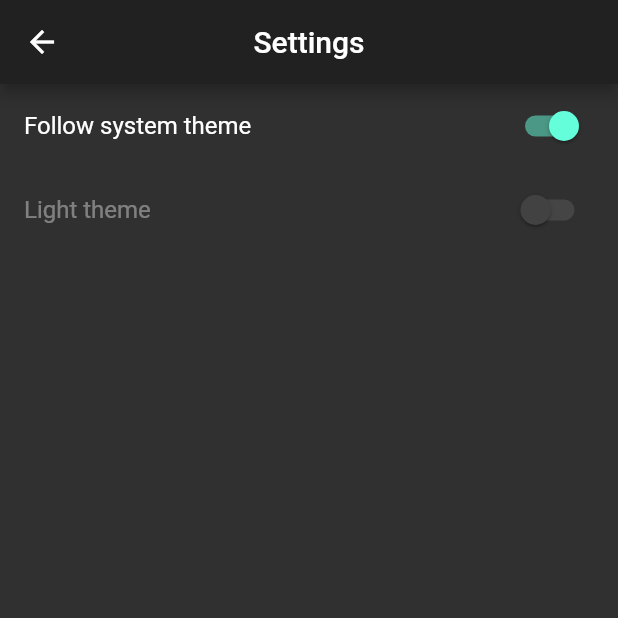
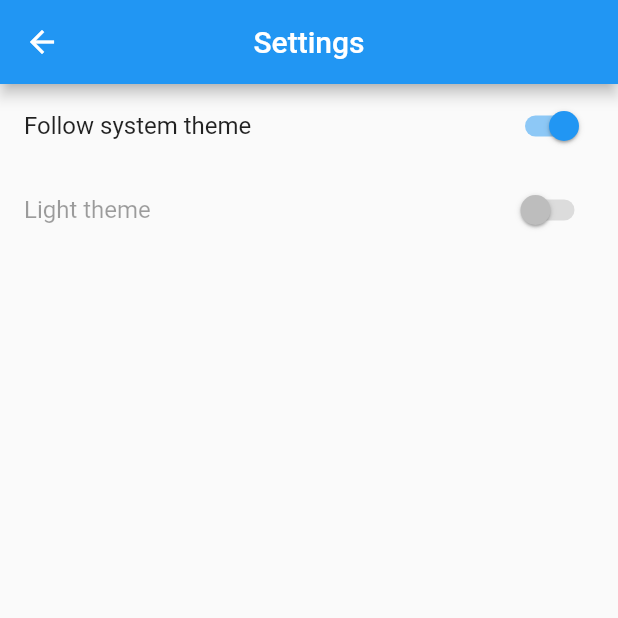
Before and after one commit to nikolajjsj/chess-clock, a Flutter app: the SettingsScreen screen opened directly, after a tap on "Follow system theme", on a phone screen of 412 x 824 dp, the top half of it. Run offline on Flutter 3.47's test engine with Material 2 defaults, Android fonts, the phone set to English and light mode, and no system bars; our stand-ins replace equatable, flutter_bloc, get_it, hydrated_bloc, shared_preferences; accounts and stored records are empty.

Commit message:
Used hydrated bloc instead of shared_preferences for theming

```diff
--- a/lib/main.dart
+++ b/lib/main.dart
@@ -1,11 +1,16 @@
-import 'package:chessclock/misc/preferences/layout_preferences.dart';
+import 'package:chessclock/misc/preferences/bloc/theme_bloc.dart';
 import 'package:chessclock/misc/preferences/preferences.dart';
 import 'package:chessclock/misc/service_locator.dart';
 import 'package:chessclock/screens/home_screen.dart';
 import 'package:flutter/material.dart';
+import 'package:flutter_bloc/flutter_bloc.dart';
+import 'package:hydrated_bloc/hydrated_bloc.dart';
 
 Future main() async {
   WidgetsFlutterBinding.ensureInitialized();
+
+  // await hydrated bloc storage
+  HydratedBloc.storage = await HydratedStorage.build();
 
   // setup Get_it and SharedPreferences
   setupServiceLocator();
@@ -17,16 +22,26 @@ Future main() async {
 class MyApp extends StatelessWidget {
   @override
   Widget build(BuildContext context) {
-    final _followSystemTheme = app<LayoutPreferences>().followSystemTheme;
-    final _showLight = app<LayoutPreferences>().lightTheme;
-
-    return MaterialApp(
-      debugShowCheckedModeBanner: false,
-      themeMode: _followSystemTheme ? ThemeMode.system : ThemeMode.light,
-      darkTheme: _showLight ? ThemeData.light() : ThemeData.dark(),
-      theme: _showLight ? ThemeData.light() : ThemeData.dark(),
-      title: 'Chess Clock',
-      home: const HomeScreen(),
+    return BlocProvider<ThemeBloc>(
+      create: (context) => ThemeBloc(),
+      child: BlocBuilder<ThemeBloc, ThemeState>(
+        builder: (context, state) => MaterialApp(
+          debugShowCheckedModeBanner: false,
+          themeMode: state.followSystem ? ThemeMode.system : ThemeMode.light,
+          darkTheme: state.followSystem
+              ? ThemeData.dark()
+              : state.light
+                  ? ThemeData.light()
+                  : ThemeData.dark(),
+          theme: state.followSystem
+              ? ThemeData.light()
+              : state.light
+                  ? ThemeData.light()
+                  : ThemeData.dark(),
+          title: 'Chess Clock',
+          home: const HomeScreen(),
+        ),
+      ),
     );
   }
 }
--- /dev/null
+++ b/lib/misc/preferences/bloc/theme_bloc.dart
@@ -0,0 +1,41 @@
+import 'dart:async';
+import 'package:equatable/equatable.dart';
+import 'package:hydrated_bloc/hydrated_bloc.dart';
+
+part 'theme_event.dart';
+part 'theme_state.dart';
+
+class ThemeBloc extends HydratedBloc<ThemeEvent, ThemeState> {
+  ThemeBloc() : super(ThemeState(light: false, followSystem: false));
+
+  @override
+  ThemeState fromJson(Map<String, dynamic> json) {
+    bool light = json['light'] as bool;
+    bool followSystem = json['followSystem'] as bool;
+
+    return ThemeState(
+      light: light ?? false,
+      followSystem: followSystem ?? false,
+    );
+  }
+
+  @override
+  Map<String, dynamic> toJson(ThemeState state) {
+    return {
+      'light': state.light,
+      'followSystem': state.followSystem,
+    };
+  }
+
+  @override
+  Stream<ThemeState> mapEventToState(
+    ThemeEvent event,
+  ) async* {
+    if (event is ChangeTheme) {
+      yield ThemeState(
+        light: event.light ?? false,
+        followSystem: event.followSystem ?? false,
+      );
+    }
+  }
+}
--- /dev/null
+++ b/lib/misc/preferences/bloc/theme_event.dart
@@ -0,0 +1,18 @@
+part of 'theme_bloc.dart';
+
+abstract class ThemeEvent extends Equatable {
+  const ThemeEvent();
+
+  @override
+  List<Object> get props => [];
+}
+
+class ChangeTheme extends ThemeEvent {
+  final bool light;
+  final bool followSystem;
+
+  const ChangeTheme({this.light, this.followSystem = false});
+
+  @override
+  List<Object> get props => [light, followSystem];
+}
--- /dev/null
+++ b/lib/misc/preferences/bloc/theme_state.dart
@@ -0,0 +1,11 @@
+part of 'theme_bloc.dart';
+
+class ThemeState extends Equatable {
+  final bool light;
+  final bool followSystem;
+
+  const ThemeState({this.light, this.followSystem});
+
+  @override
+  List<Object> get props => [light, followSystem];
+}
--- a/lib/misc/preferences/layout_preferences.dart
+++ /dev/null
@@ -1,21 +0,0 @@
-import 'package:chessclock/misc/preferences/preferences.dart';
-import 'package:chessclock/misc/service_locator.dart';
-
-class LayoutPreferences {
-  final AppPreferences prefs = app<AppPreferences>();
-
-  /// follow system theme
-  bool get followSystemTheme =>
-      prefs.preferences.getBool('followSystemTheme') ?? false;
-  set followSystemTheme(bool value) =>
-      prefs.preferences.setBool('followSystemTheme', value);
-
-  /// Light theme
-  bool get lightTheme => prefs.preferences.getBool('lightTheme') ?? false;
-  set lightTheme(bool value) => prefs.preferences.setBool('lightTheme', value);
-
-  void defaultSettings() {
-    lightTheme = false;
-    followSystemTheme = false;
-  }
-}
--- a/lib/misc/service_locator.dart
+++ b/lib/misc/service_locator.dart
@@ -1,4 +1,3 @@
-import 'package:chessclock/misc/preferences/layout_preferences.dart';
 import 'package:chessclock/misc/preferences/preferences.dart';
 import 'package:get_it/get_it.dart';
 
@@ -9,6 +8,5 @@ void setupServiceLocator() {
   app
 
     /// preferences
-    ..registerLazySingleton<AppPreferences>(() => AppPreferences())
-    ..registerLazySingleton<LayoutPreferences>(() => LayoutPreferences());
+    ..registerLazySingleton<AppPreferences>(() => AppPreferences());
 }
--- a/lib/screens/settings/settings_screen.dart
+++ b/lib/screens/settings/settings_screen.dart
@@ -1,7 +1,7 @@
-import 'package:chessclock/misc/preferences/layout_preferences.dart';
-import 'package:chessclock/misc/service_locator.dart';
+import 'package:chessclock/misc/preferences/bloc/theme_bloc.dart';
 import 'package:flutter/cupertino.dart';
 import 'package:flutter/material.dart';
+import 'package:flutter_bloc/flutter_bloc.dart';
 
 class SettingsScreen extends StatefulWidget {
   static Route route() {
@@ -15,30 +15,32 @@ class SettingsScreen extends StatefulWidget {
 class _SettingsScreenState extends State<SettingsScreen> {
   @override
   Widget build(BuildContext context) {
-    final _followSystem = app<LayoutPreferences>().followSystemTheme;
-    final _lightTheme = app<LayoutPreferences>().lightTheme;
-
     return Scaffold(
       appBar: AppBar(title: Text('Settings'), centerTitle: true),
       body: ListView(
         children: [
-          SwitchListTile(
-            title: Text('Follow system theme'),
-            value: _followSystem,
-            onChanged: (val) {
-              app<LayoutPreferences>().followSystemTheme = val;
-              setState(() {});
+          BlocBuilder<ThemeBloc, ThemeState>(
+            builder: (context, state) {
+              return SwitchListTile(
+                title: Text('Follow system theme'),
+                value: state.followSystem,
+                onChanged: (val) => context
+                    .read<ThemeBloc>()
+                    .add(ChangeTheme(light: state.light, followSystem: val)),
+              );
             },
           ),
-          SwitchListTile(
-            title: Text('Light theme'),
-            value: _lightTheme,
-            onChanged: _followSystem
-                ? null
-                : (val) {
-                    app<LayoutPreferences>().lightTheme = val;
-                    setState(() {});
-                  },
+          BlocBuilder<ThemeBloc, ThemeState>(
+            builder: (context, state) {
+              return SwitchListTile(
+                title: Text('Light theme'),
+                value: state.light,
+                onChanged: state.followSystem
+                    ? null
+                    : (val) => context.read<ThemeBloc>().add(ChangeTheme(
+                        followSystem: state.followSystem, light: val)),
+              );
+            },
           ),
         ],
       ),
```
